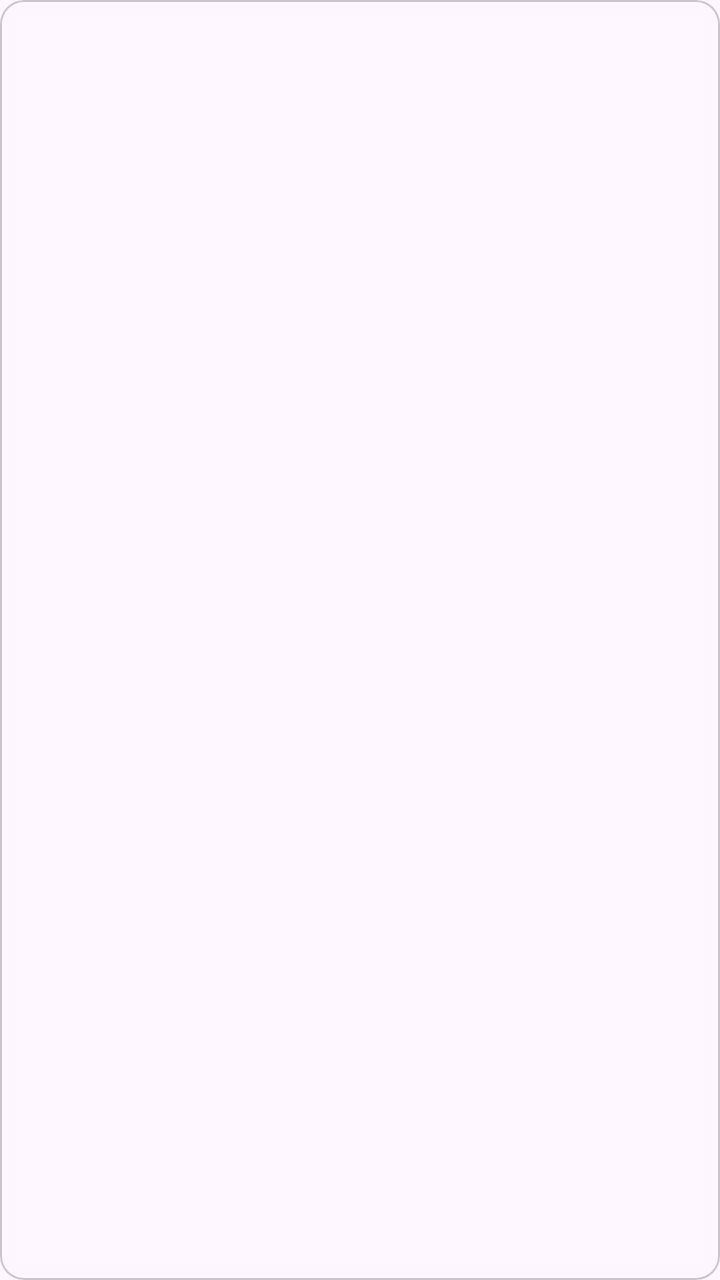
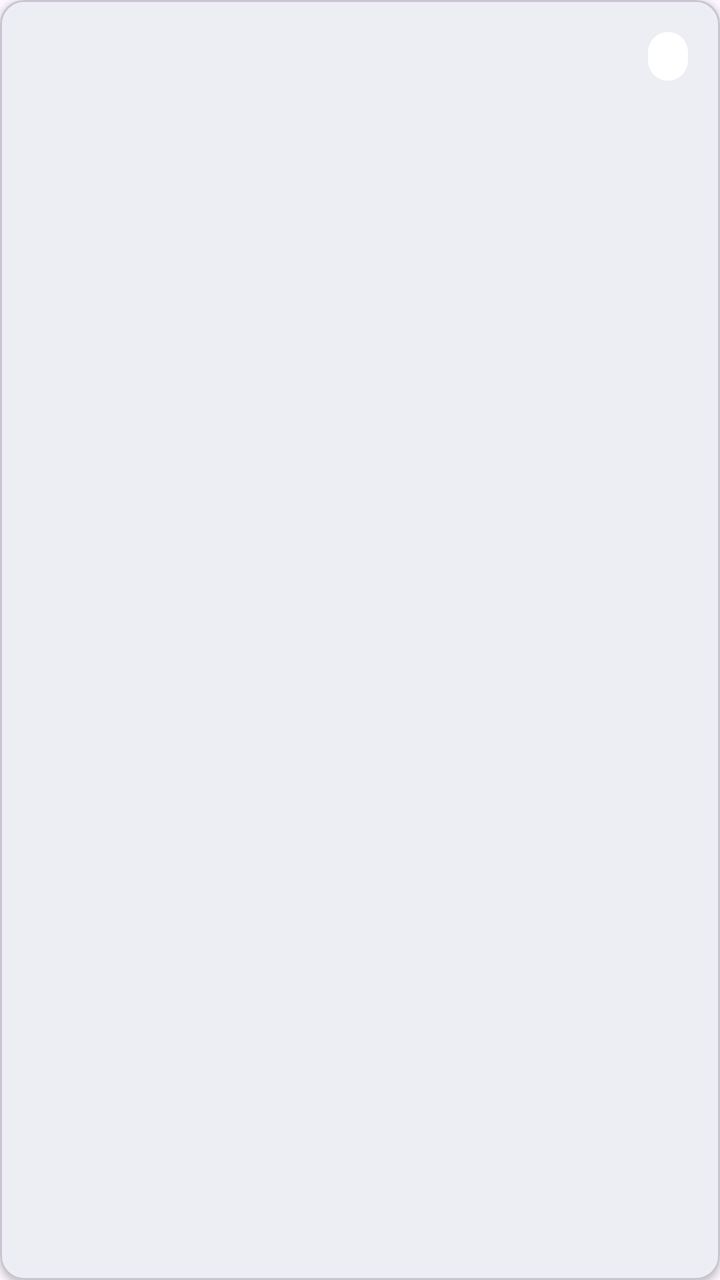

Two renders of the same Android screen: before a commit and after it. Below are the layout's source before the change and the commit's diff.
<!-- AndroidManifest.xml: application theme Theme.HealthAppointment -->
<!-- res/layout/item_appointment.xml -->
<?xml version="1.0" encoding="utf-8"?>
<com.google.android.material.card.MaterialCardView xmlns:android="http://schemas.android.com/apk/res/android"
             android:layout_width="match_parent"
             android:layout_height="match_parent">

</com.google.android.material.card.MaterialCardView>
<!-- resources referenced by this layout -->
<resources>
  <style name="Theme.HealthAppointment" parent="Base.Theme.HealthAppointment" />
  <style name="Base.Theme.HealthAppointment" parent="Theme.Material3.Light.NoActionBar">
          <item name="colorPrimary">#00796B</item>
          <item name="colorOnPrimary">#FFFFFF</item>
          <item name="colorSecondary">#26A69A</item>
      </style>
</resources>

<!-- the commit's change to res/layout/item_appointment.xml (unified diff, before → after) -->
@@ -1,6 +1,69 @@
 <?xml version="1.0" encoding="utf-8"?>
-<com.google.android.material.card.MaterialCardView xmlns:android="http://schemas.android.com/apk/res/android"
-             android:layout_width="match_parent"
-             android:layout_height="match_parent">
+<com.google.android.material.card.MaterialCardView
+    xmlns:android="http://schemas.android.com/apk/res/android"
+    xmlns:app="http://schemas.android.com/apk/res-auto"
+    android:layout_width="match_parent"
+    android:layout_height="wrap_content"
+    android:layout_marginHorizontal="16dp"
+    android:layout_marginVertical="6dp"
+    android:clickable="true"
+    android:focusable="true"
+    app:cardCornerRadius="12dp"
+    app:cardElevation="2dp">
 
+    <LinearLayout
+        android:layout_width="match_parent"
+        android:layout_height="wrap_content"
+        android:orientation="vertical"
+        android:padding="16dp">
+
+        <LinearLayout
+            android:layout_width="match_parent"
+            android:layout_height="wrap_content"
+            android:gravity="center_vertical"
+            android:orientation="horizontal">
+
+            <TextView
+                android:id="@+id/tvDoctor"
+                android:layout_width="0dp"
+                android:layout_height="wrap_content"
+                android:layout_weight="1"
+                android:textSize="16sp"
+                android:textStyle="bold" />
+
+            <TextView
+                android:id="@+id/tvStatus"
+                android:layout_width="wrap_content"
+                android:layout_height="wrap_content"
+                android:background="@drawable/bg_status_badge"
+                android:paddingHorizontal="10dp"
+                android:paddingVertical="4dp"
+                android:textSize="12sp"
+                android:textStyle="bold" />
+        </LinearLayout>
+
+        <TextView
+            android:id="@+id/tvDepartment"
+            android:layout_width="wrap_content"
+            android:layout_height="wrap_content"
+            android:layout_marginTop="4dp"
+            android:textSize="14sp" />
+
+        <TextView
+            android:id="@+id/tvPatient"
+            android:layout_width="wrap_content"
+            android:layout_height="wrap_content"
+            android:layout_marginTop="4dp"
+            android:textSize="14sp"
+            android:visibility="gone" />
+
+        <TextView
+            android:id="@+id/tvDateTime"
+            android:layout_width="wrap_content"
+            android:layout_height="wrap_content"
+            android:layout_marginTop="8dp"
+            android:textColor="#00796B"
+            android:textSize="14sp"
+            android:textStyle="bold" />
+    </LinearLayout>
 </com.google.android.material.card.MaterialCardView>
<!-- resource entries referenced after the edit -->
@@ -1,5 +1,12 @@
 <!-- resources referenced by this layout -->
 <resources>
+  <!-- drawable bg_status_badge (drawable) -->
+  <?xml version="1.0" encoding="utf-8"?>
+  <shape xmlns:android="http://schemas.android.com/apk/res/android"
+      android:shape="rectangle">
+      <solid android:color="#FFFFFF" />
+      <corners android:radius="12dp" />
+  </shape>
   <style name="Theme.HealthAppointment" parent="Base.Theme.HealthAppointment" />
   <style name="Base.Theme.HealthAppointment" parent="Theme.Material3.Light.NoActionBar">
           <item name="colorPrimary">#00796B</item>
